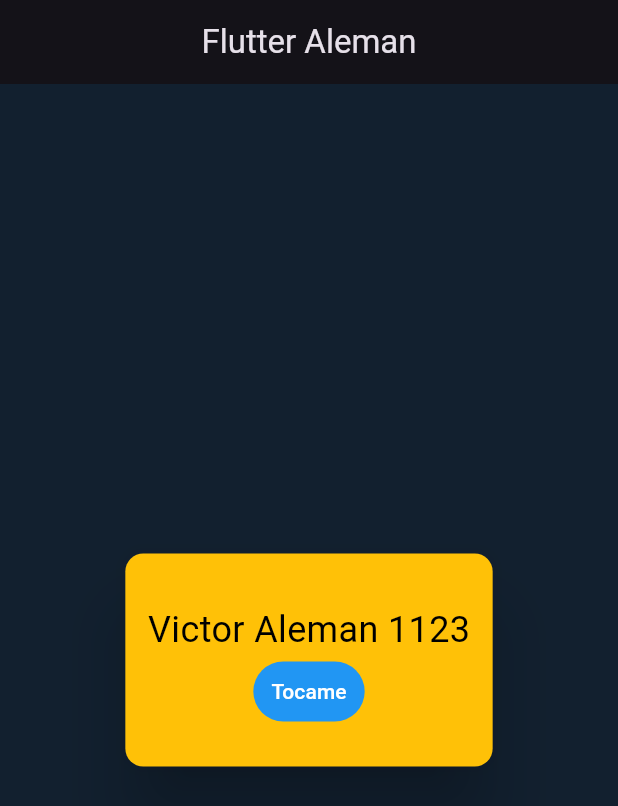
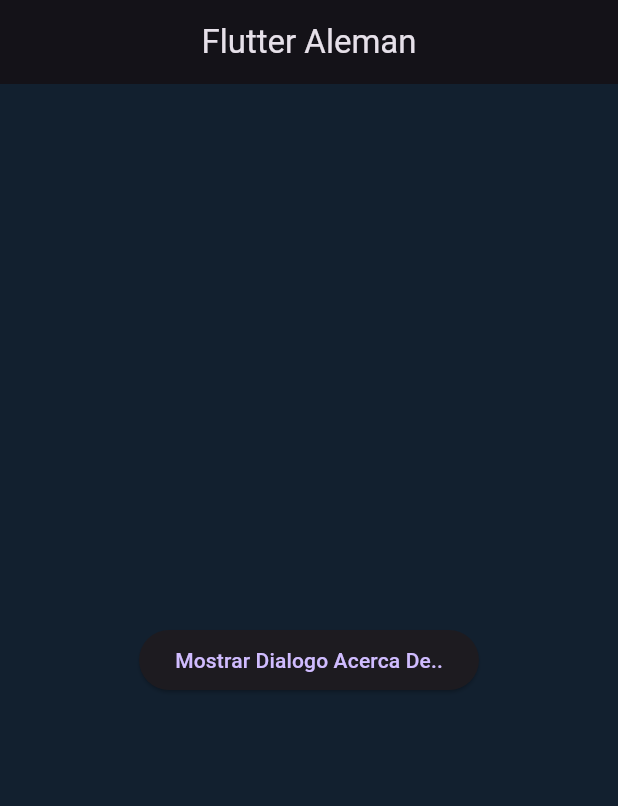
Before and after one commit to VictorAlemanHidalgo/CursoFlutter1123, a Flutter app: the screen it shows after launch, on a phone screen of 412 x 824 dp. Shown: the top 806 px of the screen. Run offline on Flutter 3.47's test engine with Material 3 defaults, Android fonts, the phone set to English and light mode, and no system bars.

Commit message:
Fin de Alerta

```diff
--- a/lib/main.dart
+++ b/lib/main.dart
@@ -1,5 +1,6 @@
 import 'package:flutter/material.dart';
 import 'package:AlemanCurso/mi_widgets/mi_tarjeta.dart';
+import 'package:AlemanCurso/mi_widgets/dialogo_acerca_de.dart';
 
 const Color darkBlue = Color(0xFF12202F);
 
@@ -19,7 +20,8 @@ class MiTarjeta extends StatelessWidget {
           title: const Text("Flutter Aleman"),
           centerTitle: true,
         ),
-        body: const LaTarjeta(),
+        //body: const LaTarjeta(),
+        body: const DialogoAcercaDe(),
       ),
     );
   }
--- /dev/null
+++ b/lib/mi_widgets/dialogo_acerca_de.dart
@@ -0,0 +1,33 @@
+import 'package:flutter/material.dart';
+
+class DialogoAcercaDe extends StatefulWidget {
+  const DialogoAcercaDe({Key? key}) : super(key: key);
+
+  @override
+  State<DialogoAcercaDe> createState() => _DialogoAcercaDeState();
+}
+
+class _DialogoAcercaDeState extends State<DialogoAcercaDe> {
+  @override
+  Widget build(BuildContext context) {
+    return Center(
+      child: ElevatedButton(
+        child: Text("Mostrar Dialogo Acerca De.."),
+        onPressed: () {
+          showDialog(
+            context: context,
+            builder: (context) => const AboutDialog(
+              applicationIcon: FlutterLogo(),
+              applicationLegalese: 'Legal',
+              applicationName: 'Flutter App 1123',
+              applicationVersion: 'version 1.0.0',
+              children: [
+                Text('Este texto es creado por alerta'),
+              ],
+            ),
+          );
+        },
+      ),
+    );
+  }
+}
```
Also changed, not shown: z_recursos/dialogo.jpg (added), z_recursos/dialogor.jpg (added), 1 other file.
